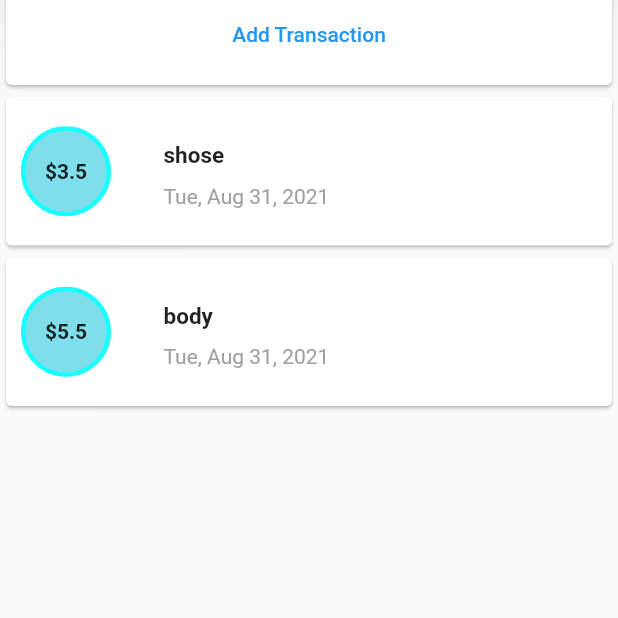
After one commit to Musab-Al-omari/app-PersonalExpenses-Flutter, a Flutter app: the screen it shows after launch, on a phone screen of 412 x 824 dp, the part 335-953 px from its top. The commit adds this screen. Run offline on Flutter 3.47's test engine with Material 2 defaults, Android fonts, the phone set to English and light mode, and no system bars.

Commit message:
adding list

```diff
--- /dev/null
+++ b/lib/widget/NewTransaction.dart
@@ -0,0 +1,44 @@
+import 'package:flutter/material.dart';
+import 'package:flutter/services.dart';
+import 'package:intl/intl.dart';
+
+class NewTransaction extends StatelessWidget {
+  Function addHandler;
+
+  NewTransaction(this.addHandler);
+  final myTitleControler = TextEditingController();
+  final myAmountControler = TextEditingController();
+
+  @override
+  Widget build(BuildContext context) {
+    return Card(
+      child: Container(
+        margin: EdgeInsets.all(10),
+        child: Column(
+          children: [
+            TextField(
+              decoration: InputDecoration(labelText: 'Title'),
+              // onChanged: (value) => myTitle = value,
+              controller: myTitleControler,
+            ),
+            TextField(
+              inputFormatters: [FilteringTextInputFormatter.digitsOnly],
+              decoration: InputDecoration(labelText: 'Amount'),
+              // onChanged: (value) => myAmount = value,
+              controller: myAmountControler,
+            ),
+            Container(
+                margin: EdgeInsets.only(top: 10),
+                child: TextButton(
+                  onPressed: () {
+                    addHandler(myTitleControler.text,
+                        double.parse(myAmountControler.text));
+                  },
+                  child: Text('Add Transaction'),
+                ))
+          ],
+        ),
+      ),
+    );
+  }
+}
--- /dev/null
+++ b/lib/widget/StateTransaction.dart
@@ -0,0 +1,48 @@
+import 'package:flutter/material.dart';
+import './TransactionList.dart';
+import './NewTransaction.dart';
+import '../models/transaction.dart';
+
+class StateTransaction extends StatefulWidget {
+  @override
+  _StateTransactionState createState() => _StateTransactionState();
+}
+
+class _StateTransactionState extends State<StateTransaction> {
+  final List<Transaction> _userTransaction = [
+    Transaction(
+      id: 't1',
+      title: 'shose',
+      amount: 3.5,
+      date: DateTime.now(),
+    ),
+    Transaction(
+      id: 't2',
+      title: 'body',
+      amount: 5.5,
+      date: DateTime.now(),
+    )
+  ];
+
+  void _addNewTransaction(String titleText, double amountText) {
+    final NewTran = Transaction(
+        id: DateTime.now().toString(),
+        title: titleText,
+        amount: amountText,
+        date: DateTime.now());
+
+    setState(() {
+      _userTransaction.add(NewTran);
+    });
+  }
+
+  @override
+  Widget build(BuildContext context) {
+    return Column(
+      children: [
+        NewTransaction(_addNewTransaction),
+        TransactionList(_userTransaction),
+      ],
+    );
+  }
+}
--- /dev/null
+++ b/lib/widget/TransactionList.dart
@@ -0,0 +1,61 @@
+import 'package:flutter/material.dart';
+import '../models/transaction.dart';
+import 'package:intl/intl.dart';
+
+class TransactionList extends StatelessWidget {
+  final List<Transaction> transaction;
+
+  TransactionList(this.transaction);
+  @override
+  Widget build(BuildContext context) {
+    return Container(
+      height: 350,
+      child: SingleChildScrollView(
+        child: Column(
+          children: transaction.map((value) {
+            return Card(
+                child: Row(
+              children: [
+                Container(
+                  alignment: Alignment.center,
+                  child: Text(
+                    '\$${value.amount.toString()}',
+                    style: TextStyle(fontWeight: FontWeight.bold),
+                  ),
+                  margin: EdgeInsets.all(10),
+                  width: 60,
+                  height: 60,
+                  decoration: BoxDecoration(
+                    border: Border.all(color: Colors.cyanAccent, width: 3),
+                    shape: BoxShape.circle,
+                    color: Colors.cyan.shade200,
+                  ),
+                ),
+                Container(
+                  margin: EdgeInsets.all(25),
+                  child: Column(
+                    crossAxisAlignment: CrossAxisAlignment.start,
+                    children: [
+                      Container(
+                        margin: EdgeInsets.only(bottom: 10, top: 5),
+                        child: Text(
+                          value.title,
+                          style: TextStyle(
+                              fontSize: 15, fontWeight: FontWeight.bold),
+                        ),
+                      ),
+                      Text(
+                        DateFormat.yMMMEd().format(value.date),
+                        style: TextStyle(color: Colors.grey),
+                      ),
+                    ],
+                  ),
+                )
+              ],
+            ));
+          }).toList(),
+        ),
+      ),
+    );
+  }
+}
```
Also changed, not shown: lib/main.dart (+9 -92 lines), lib/models/transaction.dart (renamed from lib/transaction.dart).
